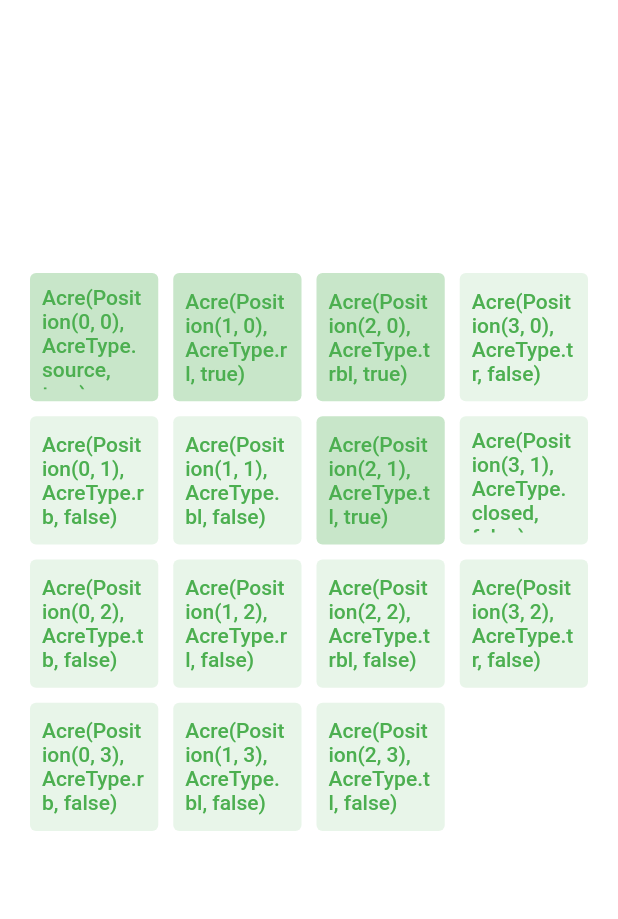
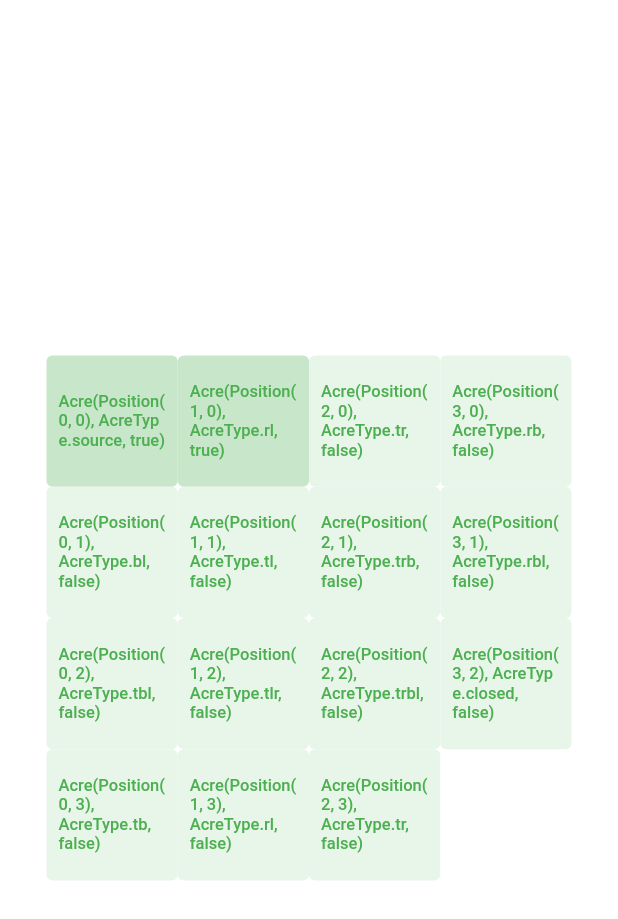
Before and after one commit to matthewlee01/acres, a Flutter app: the screen it shows after launch, on a phone screen of 412 x 824 dp. Shown: the top 919 px of the screen. Run offline on Flutter 3.47's test engine with Material 2 defaults, Android fonts, the light colour scheme and no system bars; our stand-ins replace equatable.

Commit message:
refactored gridview into stack, added missing acre types

```diff
--- a/lib/main.dart
+++ b/lib/main.dart
@@ -2,6 +2,8 @@
 import 'package:acres/model/acre.dart';
 import 'package:acres/model/position.dart';
 
+const double landWidth = 350;
+const double landHeight = 350;
 void main() {
   runApp(const App());
 }
@@ -28,8 +30,8 @@
           primarySwatch: Colors.green),
       home: const Center(
         child: SizedBox(
-          width: 500,
-          height: 500,
+          width: landWidth,
+          height: landHeight,
           child: AspectRatio(
             aspectRatio: 1,
             child: Land(
@@ -172,14 +174,7 @@
   Widget build(BuildContext context) {
     drain();
     irrigate();
-    return GridView.count(
-      primary: false,
-      shrinkWrap: true,
-      physics: const NeverScrollableScrollPhysics(),
-      padding: const EdgeInsets.all(20),
-      crossAxisSpacing: 10,
-      mainAxisSpacing: 10,
-      crossAxisCount: widget.size,
+    return Stack(
       children: _acres.map(
         (acre) {
           return AcreTile(
@@ -207,14 +202,25 @@
     if (acre.type == AcreType.empty) {
       return Container();
     }
-    return TextButton(
+    return Positioned(
+      left: acre.position.x * (landWidth / 4),
+      top: acre.position.y * (landHeight / 4),
+      width: landWidth / 4,
+      height: landHeight / 4,
+      child: TextButton(
         style: TextButton.styleFrom(
             backgroundColor:
                 acre.saturation ? Colors.green[100] : Colors.green[50]),
-      child: Text(acre.toString()),
+        child: Text(
+          acre.toString(),
+          style: const TextStyle(
+            fontSize: 11,
+          ),
+        ),
         onPressed: () {
           clickHandler(acre);
         },
+      ),
     );
   }
 }
--- a/lib/model/acre.dart
+++ b/lib/model/acre.dart
@@ -5,11 +5,15 @@ enum AcreType {
   source,
   tb,
   rl,
-  trbl,
   tr,
   rb,
   bl,
   tl,
+  trb,
+  rbl,
+  tbl,
+  tlr,
+  trbl,
   closed,
   empty,
 }
@@ -31,21 +35,33 @@ class Acre extends Equatable {
   })  : openT = (type == AcreType.tb ||
             type == AcreType.tr ||
             type == AcreType.tl ||
+            type == AcreType.trb ||
+            type == AcreType.tbl ||
+            type == AcreType.tlr ||
             type == AcreType.trbl ||
             type == AcreType.source),
         openR = (type == AcreType.rl ||
             type == AcreType.tr ||
             type == AcreType.rb ||
+            type == AcreType.trb ||
+            type == AcreType.rbl ||
+            type == AcreType.tlr ||
             type == AcreType.trbl ||
             type == AcreType.source),
         openB = (type == AcreType.tb ||
             type == AcreType.rb ||
             type == AcreType.bl ||
+            type == AcreType.trb ||
+            type == AcreType.rbl ||
+            type == AcreType.tbl ||
             type == AcreType.trbl ||
             type == AcreType.source),
         openL = (type == AcreType.rl ||
             type == AcreType.bl ||
             type == AcreType.tl ||
+            type == AcreType.rbl ||
+            type == AcreType.tbl ||
+            type == AcreType.tlr ||
             type == AcreType.trbl ||
             type == AcreType.source);
 
```
Lines whose indentation alone changed are shown as unchanged.
